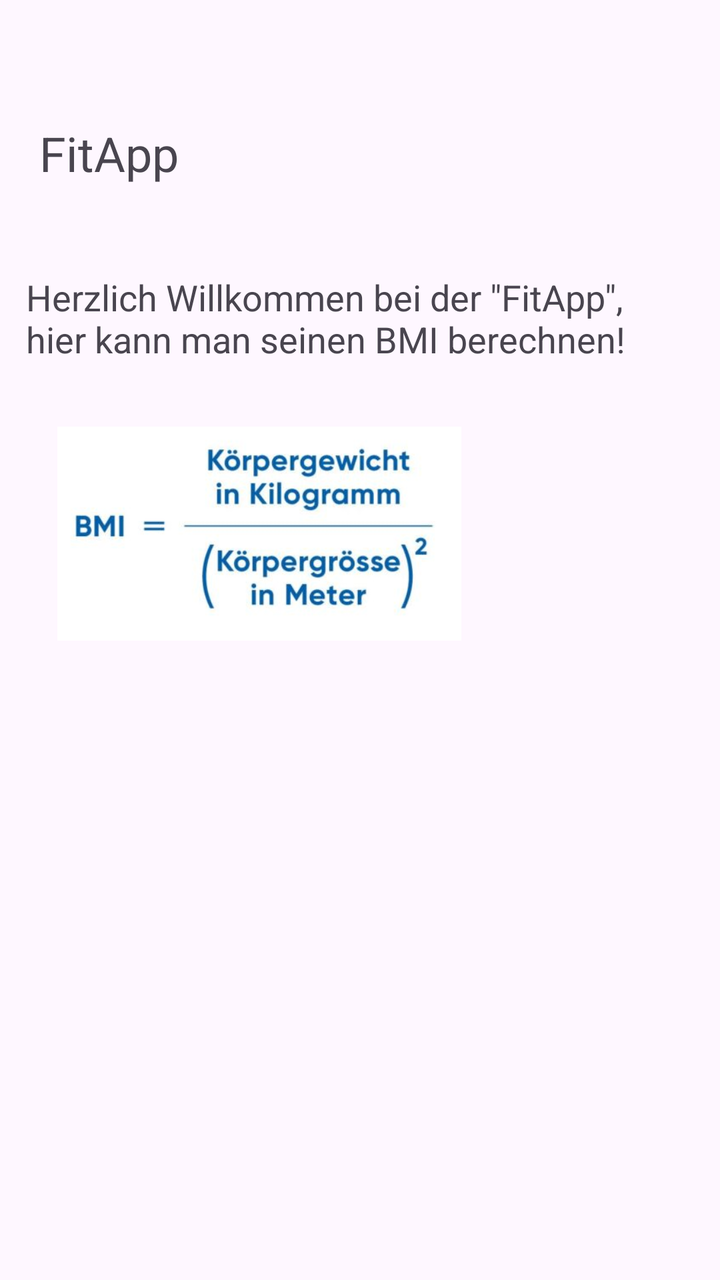
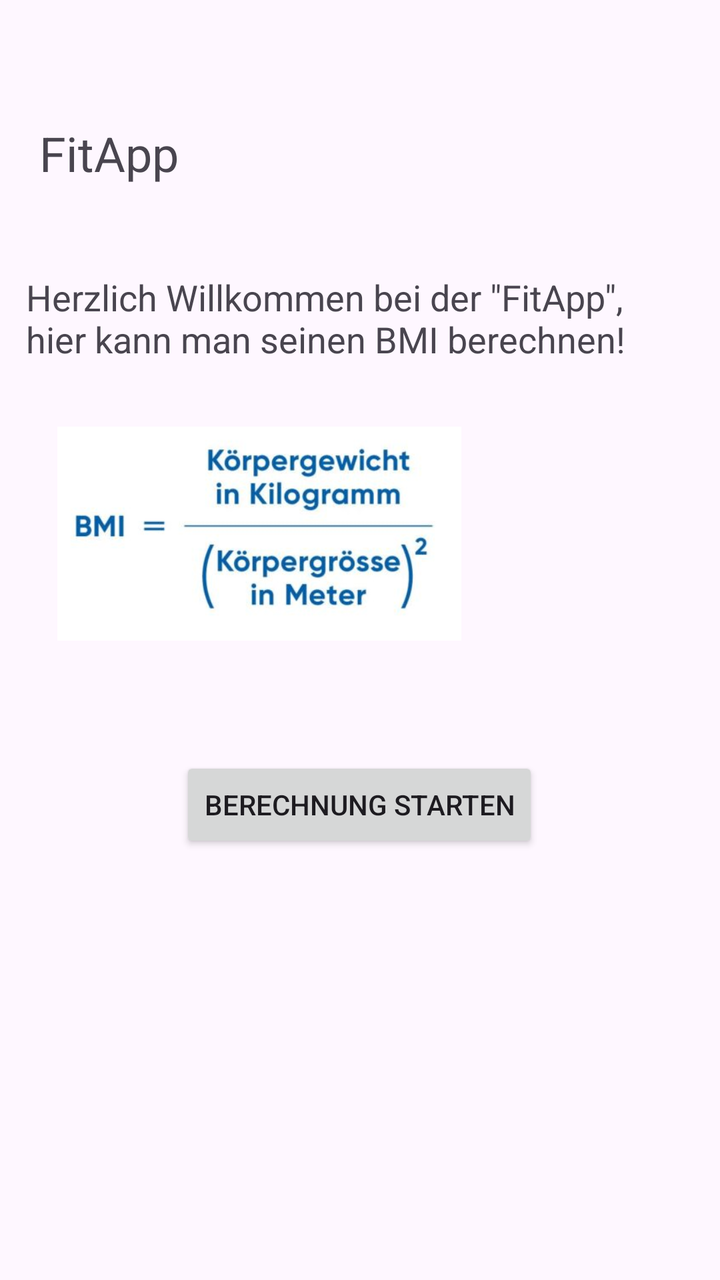

The first picture is an Android layout as it rendered before a commit; the second is the same layout after the commit. The layout source and the unified diff follow.
<!-- AndroidManifest.xml: application theme Theme.FitAppMobile -->
<!-- res/layout/activity_main.xml -->
<?xml version="1.0" encoding="utf-8"?>
<androidx.constraintlayout.widget.ConstraintLayout xmlns:android="http://schemas.android.com/apk/res/android"
    xmlns:app="http://schemas.android.com/apk/res-auto"
    xmlns:tools="http://schemas.android.com/tools"
    android:id="@+id/main"
    android:layout_width="match_parent"
    android:layout_height="match_parent"
    tools:context=".MainActivity">

    <TextView
        android:layout_width="231dp"
        android:layout_height="41dp"
        android:text="FitApp"
        android:textSize="24sp"
        app:layout_constraintBottom_toBottomOf="parent"
        app:layout_constraintEnd_toEndOf="parent"
        app:layout_constraintHorizontal_bias="0.152"
        app:layout_constraintStart_toStartOf="parent"
        app:layout_constraintTop_toTopOf="parent"
        app:layout_constraintVertical_bias="0.101" />

    <TextView
        android:id="@+id/textView"
        android:layout_width="313dp"
        android:layout_height="65dp"
        android:text="Herzlich Willkommen bei der &quot;FitApp&quot;, hier kann man seinen BMI berechnen!"
        android:textSize="18sp"
        app:layout_constraintBottom_toBottomOf="parent"
        app:layout_constraintEnd_toEndOf="parent"
        app:layout_constraintHorizontal_bias="0.275"
        app:layout_constraintStart_toStartOf="parent"
        app:layout_constraintTop_toTopOf="parent"
        app:layout_constraintVertical_bias="0.237" />

    <ImageView
        android:id="@+id/imageView"
        android:layout_width="220dp"
        android:layout_height="107dp"
        app:layout_constraintBottom_toBottomOf="parent"
        app:layout_constraintEnd_toEndOf="parent"
        app:layout_constraintHorizontal_bias="0.141"
        app:layout_constraintStart_toStartOf="parent"
        app:layout_constraintTop_toTopOf="parent"
        app:layout_constraintVertical_bias="0.4"
        app:srcCompat="@drawable/bmi_formel" />

</androidx.constraintlayout.widget.ConstraintLayout>
<!-- resources referenced by this layout -->
<resources>
  <!-- drawable bmi_formel: jpg bitmap (drawable, 14893 bytes) -->
  <style name="Theme.FitAppMobile" parent="Base.Theme.FitAppMobile" />
  <style name="Base.Theme.FitAppMobile" parent="Theme.Material3.DayNight.NoActionBar">
          
          
      </style>
</resources>

<!-- the commit's change to res/layout/activity_main.xml (unified diff, before → after) -->
@@ -20,7 +20,7 @@
         app:layout_constraintVertical_bias="0.101" />
 
     <TextView
-        android:id="@+id/textView"
+        android:id="@+id/textHeight"
         android:layout_width="313dp"
         android:layout_height="65dp"
         android:text="Herzlich Willkommen bei der &quot;FitApp&quot;, hier kann man seinen BMI berechnen!"
@@ -44,4 +44,16 @@
         app:layout_constraintVertical_bias="0.4"
         app:srcCompat="@drawable/bmi_formel" />
 
+    <Button
+        android:id="@+id/buttonStart"
+        android:layout_width="wrap_content"
+        android:layout_height="wrap_content"
+        android:text="Berechnung Starten"
+        app:layout_constraintBottom_toBottomOf="parent"
+        app:layout_constraintEnd_toEndOf="parent"
+        app:layout_constraintHorizontal_bias="0.498"
+        app:layout_constraintStart_toStartOf="parent"
+        app:layout_constraintTop_toTopOf="parent"
+        app:layout_constraintVertical_bias="0.639" />
+
 </androidx.constraintlayout.widget.ConstraintLayout>
